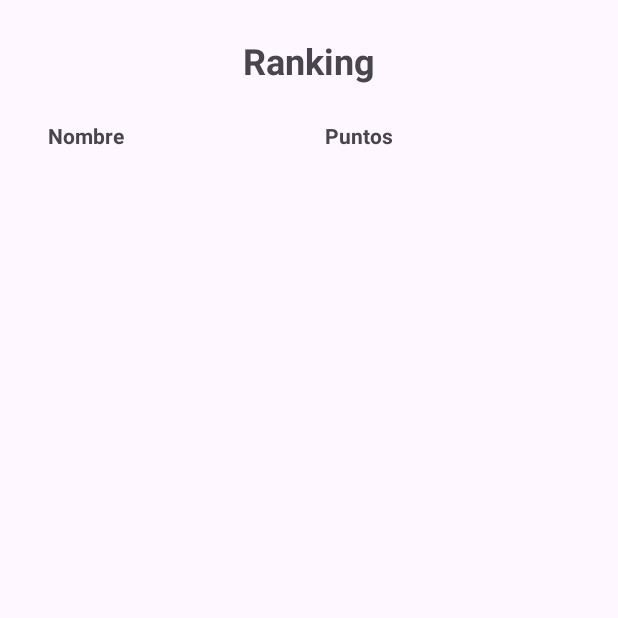
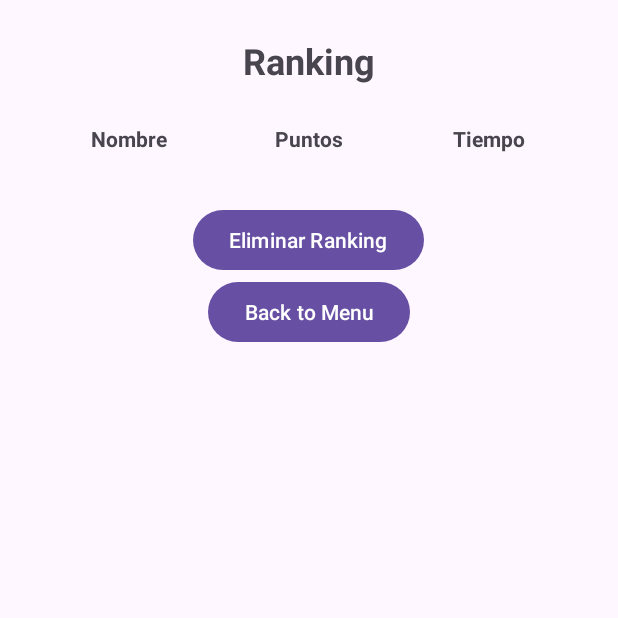
Before and after one commit to franciscojgsalguero1/ProyectoJuegos, an Android app: the RankingActivity screen opened directly, with no data from a screen before it, on a phone screen of 412 x 824 dp, the top half of it. Run offline under Robolectric (Android 15) with nearby library versions, the phone set to English and light mode, and no system bars.

Commit message:
Juegos casi Finalizados

```diff
--- a/app/src/main/java/practica/pruebas/proyectojuegos/database/DatabaseManager.java
+++ b/app/src/main/java/practica/pruebas/proyectojuegos/database/DatabaseManager.java
@@ -6,6 +6,7 @@ import android.database.Cursor;
 import android.database.sqlite.SQLiteDatabase;
 import android.database.sqlite.SQLiteOpenHelper;
 import android.util.Log;
+import android.widget.Chronometer;
 
 public class DatabaseManager extends SQLiteOpenHelper {
 
@@ -19,6 +20,7 @@ public class DatabaseManager extends SQLiteOpenHelper {
     public static final String COLUMN_JUGADOR = "jugador";
     public static final String COLUMN_PUNTOS = "puntos";
     public static final String COLUMN_FECHA = "fecha";
+    public static final String COLUMN_TIEMPO = "tiempo";
 
     // Instancia Singleton para evitar múltiples conexiones a la BD
     private static DatabaseManager instance;
@@ -43,6 +45,7 @@ public class DatabaseManager extends SQLiteOpenHelper {
                 + COLUMN_ID + " INTEGER PRIMARY KEY AUTOINCREMENT, "
                 + COLUMN_JUGADOR + " TEXT NOT NULL, "
                 + COLUMN_PUNTOS + " INTEGER NOT NULL, "
+                + COLUMN_TIEMPO + " INTEGER NOT NULL, "
                 + COLUMN_FECHA + " TIMESTAMP DEFAULT CURRENT_TIMESTAMP"
                 + ");";
         db.execSQL(createTable);
@@ -58,57 +61,51 @@ public class DatabaseManager extends SQLiteOpenHelper {
         Log.d(TAG, "Base de datos actualizada de versión " + oldVersion + " a " + newVersion);
     }
 
-    // Ejemplo de Metodo para insertar una puntuación
-    public long insertarPuntuacion(String jugador, int puntos) {
-        SQLiteDatabase db = this.getWritableDatabase();
-        ContentValues values = new ContentValues();
-        values.put(COLUMN_JUGADOR, jugador);
-        values.put(COLUMN_PUNTOS, puntos);
-        long id = db.insert(TABLE_PUNTUACIONES, null, values);
-        Log.d(TAG, "Insertado registro con ID: " + id);
-        return id;
-    }
-
     // Ejemplo de Metodo para obtener un Cursor con los jugadores ordenados por puntos en forma descendente
-    public Cursor obtenerJugadores() {
+    public Cursor obtenerJugadores(boolean orden, boolean maximo) {
         SQLiteDatabase db = this.getReadableDatabase();
-        String query = "SELECT * FROM " + TABLE_PUNTUACIONES + " ORDER BY " + COLUMN_PUNTOS + " DESC";
+        String ordenacion = COLUMN_PUNTOS + " DESC";
+        if (orden) {
+            ordenacion = COLUMN_JUGADOR + " ASC";
+        }
+        if (maximo) {
+            ordenacion += " LIMIT 10";
+        }
+        String query = "SELECT * FROM " + TABLE_PUNTUACIONES + " ORDER BY " + ordenacion ;
         return db.rawQuery(query, null);
     }
 
-    public void insertarOActualizarPuntuacion(String jugador, int puntos) {
+    public void insertarPuntuacion(String jugador, int puntos, Long tiempo) {
         SQLiteDatabase db = this.getWritableDatabase();
 
-        // Consultamos si ya existe un registro para este jugador
+        // Opcional: consultar si ya existe un registro para este jugador.
         Cursor cursor = db.query(TABLE_PUNTUACIONES,
                 new String[]{COLUMN_ID, COLUMN_PUNTOS},
                 COLUMN_JUGADOR + " = ?",
                 new String[]{jugador},
                 null, null, null);
 
-        if (cursor != null && cursor.moveToFirst()) {
-            // Existe un registro para este jugador
-            int puntuacionExistente = cursor.getInt(cursor.getColumnIndex(COLUMN_PUNTOS));
-            int id = cursor.getInt(cursor.getColumnIndex(COLUMN_ID));
-            // Si la nueva puntuación es mayor, actualizamos el registro
-            if (puntos > puntuacionExistente) {
-                ContentValues values = new ContentValues();
-                values.put(COLUMN_PUNTOS, puntos);
-                int filasActualizadas = db.update(TABLE_PUNTUACIONES, values, COLUMN_ID + " = ?", new String[]{String.valueOf(id)});
-                Log.d(TAG, "Se actualizaron " + filasActualizadas + " filas para el jugador: " + jugador);
-            }
-        } else {
-            // No existe registro para este jugador, se inserta uno nuevo
-            ContentValues values = new ContentValues();
-            values.put(COLUMN_JUGADOR, jugador);
-            values.put(COLUMN_PUNTOS, puntos);
-            long idInsertado = db.insert(TABLE_PUNTUACIONES, null, values);
-            Log.d(TAG, "Se insertó el registro con ID: " + idInsertado + " para el jugador: " + jugador);
-        }
+        ContentValues values = new ContentValues();
+        values.put(COLUMN_JUGADOR, jugador);
+        values.put(COLUMN_PUNTOS, puntos);
+        values.put(COLUMN_TIEMPO, tiempo);
+
+        // Inserta el registro (o bien podrías actualizar si ya existe, según tu lógica)
+        long idInsertado = db.insert(TABLE_PUNTUACIONES, null, values);
+        Log.d(TAG, "Se insertó el registro con ID: " + idInsertado + " para el jugador: " + jugador);
 
         if (cursor != null) {
             cursor.close();
         }
     }
 
+
+    public int vaciarRanking() {
+        SQLiteDatabase db = this.getWritableDatabase();
+        // Elimina todos los registros de la tabla sin condiciones
+        int filasEliminadas = db.delete(TABLE_PUNTUACIONES, null, null);
+        Log.d(TAG, "Se han eliminado " + filasEliminadas + " registros del ranking.");
+        return filasEliminadas;
+    }
+
 }
--- a/app/src/main/res/layout/activity_ranking.xml
+++ b/app/src/main/res/layout/activity_ranking.xml
@@ -36,18 +36,47 @@
                     android:layout_width="wrap_content"
                     android:layout_height="wrap_content"
                     android:text="Nombre"
+                    android:gravity="center"
                     android:textStyle="bold"
                     android:padding="8dp"/>
+
                 <TextView
                     android:id="@+id/tvHeaderPuntos"
                     android:layout_width="wrap_content"
                     android:layout_height="wrap_content"
+                    android:gravity="center"
+                    android:padding="8dp"
                     android:text="Puntos"
-                    android:textStyle="bold"
-                    android:padding="8dp"/>
+                    android:textStyle="bold" />
+
+                <TextView
+                    android:id="@+id/tvHeaderTiempo"
+                    android:layout_width="wrap_content"
+                    android:layout_height="wrap_content"
+                    android:gravity="center"
+                    android:padding="10dp"
+                    android:text="Tiempo"
+                    android:textStyle="bold" />
             </TableRow>
             <!-- Las filas con los datos se añadirán dinámicamente desde RankingActivity -->
         </TableLayout>
 
+        <!-- Botón para eliminar (vaciar) el ranking -->
+        <Button
+            android:id="@+id/btnEliminarRanking"
+            android:layout_width="wrap_content"
+            android:layout_height="wrap_content"
+            android:text="Eliminar Ranking"
+            android:layout_gravity="center"
+            android:layout_marginTop="16dp"/>
+
+        <Button
+            android:id="@+id/btn_back_to_menu"
+            android:layout_width="wrap_content"
+            android:layout_height="wrap_content"
+            android:layout_gravity="center"
+            android:layout_marginBottom="32dp"
+            android:text="Back to Menu" />
+
     </LinearLayout>
 </ScrollView>
```
Also changed, not shown: app/src/main/java/practica/pruebas/proyectojuegos/LaEscoba/JuegoLaEscoba.java (+13 -2 lines), app/src/main/java/practica/pruebas/proyectojuegos/LaEscoba/JugadorLaEscoba.java (+0 -9 lines), app/src/main/java/practica/pruebas/proyectojuegos/MainActivity.java (+16 -7 lines), app/src/main/java/practica/pruebas/proyectojuegos/juego2048/Juego2048.java (+14 -1 lines), app/src/main/java/practica/pruebas/proyectojuegos/resources/RankingActivity.java (+51 -16 lines), app/src/main/res/layout/activity_juego2048.xml (+9 -0 lines), app/src/main/res/layout/activity_menu.xml (+42 -32 lines), app/src/main/res/layout/juegolaescoba.xml (+25 -10 lines), app/src/main/res/drawable/juego2048.png (added), app/src/main/res/drawable/juego_la_escoba.jpg (added), app/src/main/res/drawable/ranking.png (added), app/src/main/res/mipmap-hdpi/launchericon.png (added).
